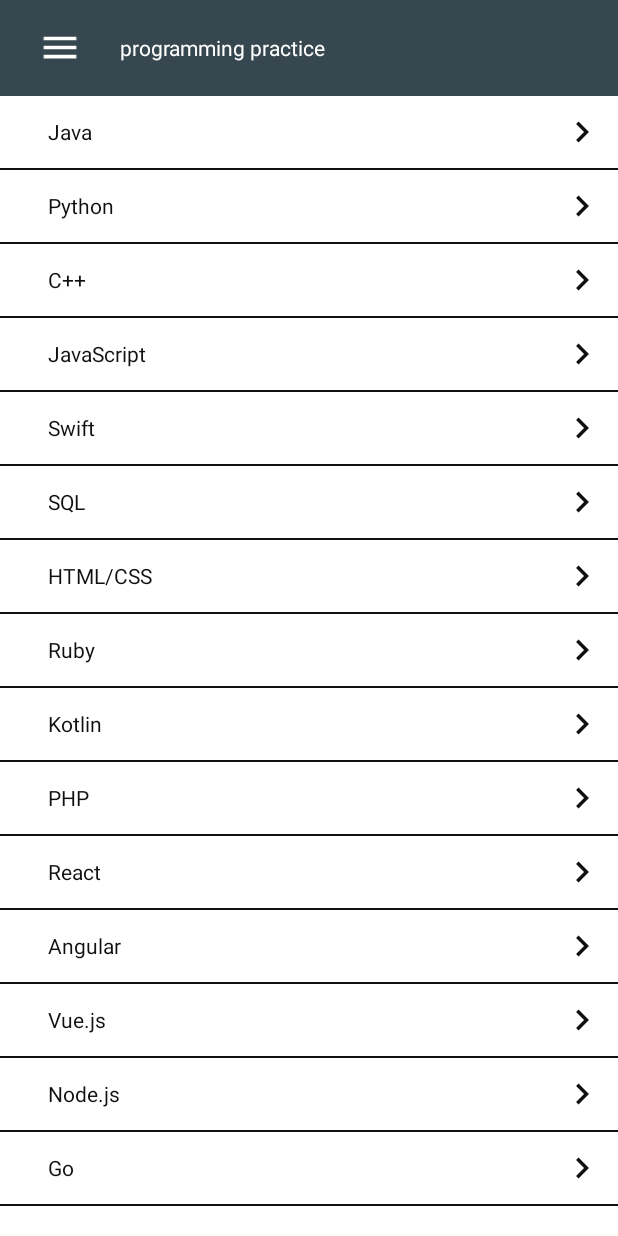
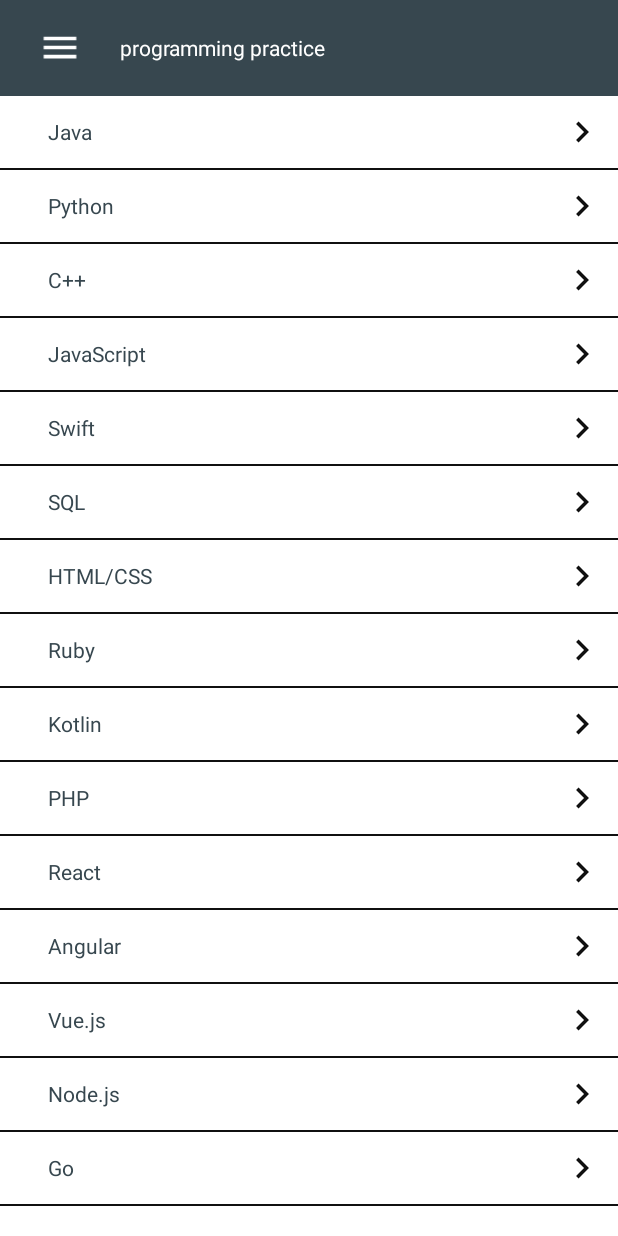
Before and after one commit to Kavan2003/programing_practice, an Android app: the screen it shows after launch (MainActivity), on a phone screen of 412 x 824 dp. Run offline under Robolectric (Android 15) with nearby library versions, the phone set to English and light mode, and no system bars.

Commit message:
Courses Name color primary

```diff
--- a/app/src/main/res/layout/list_item.xml
+++ b/app/src/main/res/layout/list_item.xml
@@ -22,7 +22,7 @@
             android:layout_weight="0.9"
             android:paddingStart="32sp"
             android:layout_gravity="center"
-            android:textColor="@color/primary_text_color"
+            android:textColor="@color/primary"
             tools:ignore="RtlSymmetry" />
 
         <ImageView
```
